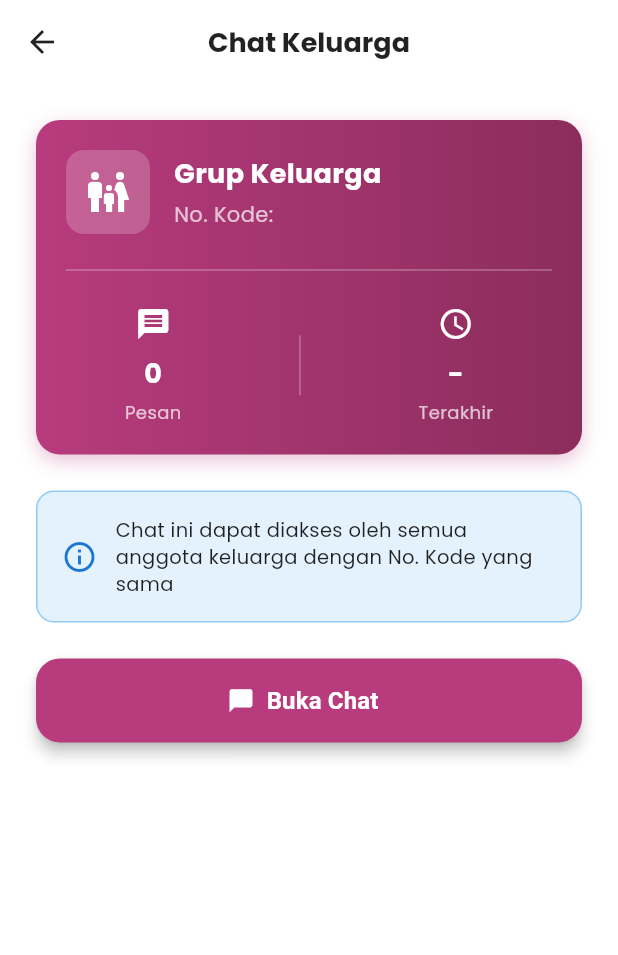
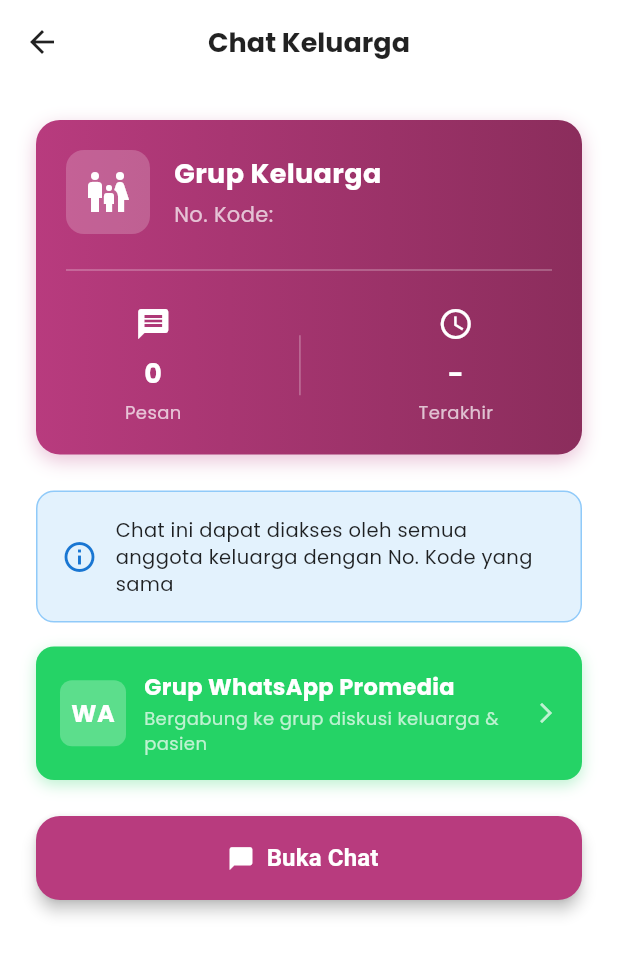
Before and after one commit to yosuatarigan/promedia-v2, a Flutter app: the ChatListScreen screen opened directly, on a phone screen of 412 x 824 dp. Shown: the top 955 px of the screen. Run offline on Flutter 3.47's test engine with Material 3 defaults, Android fonts, the phone set to English and light mode, and no system bars; our stand-ins replace cloud_firestore, firebase_auth, firebase_core, firebase_storage, fl_chart, google_fonts and 1 more; accounts and stored records are empty.

Commit message:
feat: tambah banner grup WhatsApp di halaman chat
- Tambah package url_launcher ^6.3.1 ke pubspec.yaml
- Tambah banner hijau 'Grup WhatsApp Promedia' di chat_list_screen
- Tap banner membuka link WA grup via url_launcher externalApplication
- Banner tampil di antara info card dan preview pesan terakhir

Co-Authored-By: Claude Sonnet 4.6 <noreply@anthropic.com>

```diff
--- a/lib/chat_list_screen.dart
+++ b/lib/chat_list_screen.dart
@@ -1,6 +1,7 @@
 import 'package:flutter/material.dart';
 import 'package:cloud_firestore/cloud_firestore.dart';
 import 'package:intl/intl.dart';
+import 'package:url_launcher/url_launcher.dart';
 import 'chat_service.dart';
 import 'chat_room_screen.dart';
 
@@ -217,6 +218,80 @@ class _ChatListScreenState extends State<ChatListScreen> {
                     ),
                   ),
                 ],
+              ),
+            ),
+            const SizedBox(height: 16),
+
+            // Banner Grup WhatsApp
+            GestureDetector(
+              onTap: () async {
+                final uri = Uri.parse(
+                    'https://chat.whatsapp.com/DgwwiXnDtlA0r7qAhRGs79?mode=hqrt2');
+                if (await canLaunchUrl(uri)) {
+                  await launchUrl(uri, mode: LaunchMode.externalApplication);
+                }
+              },
+              child: Container(
+                padding: const EdgeInsets.all(16),
+                decoration: BoxDecoration(
+                  color: const Color(0xFF25D366),
+                  borderRadius: BorderRadius.circular(12),
+                  boxShadow: [
+                    BoxShadow(
+                      color: const Color(0xFF25D366).withOpacity(0.3),
+                      blurRadius: 8,
+                      offset: const Offset(0, 3),
+                    ),
+                  ],
+                ),
+                child: Row(
+                  children: [
+                    Container(
+                      width: 44,
+                      height: 44,
+                      decoration: BoxDecoration(
+                        color: Colors.white.withOpacity(0.25),
+                        borderRadius: BorderRadius.circular(8),
+                      ),
+                      child: const Center(
+                        child: Text(
+                          'WA',
+                          style: TextStyle(
+                            color: Colors.white,
+                            fontWeight: FontWeight.bold,
+                            fontSize: 16,
+                          ),
+                        ),
+                      ),
+                    ),
+                    const SizedBox(width: 12),
+                    const Expanded(
+                      child: Column(
+                        crossAxisAlignment: CrossAxisAlignment.start,
+                        children: [
+                          Text(
+                            'Grup WhatsApp Promedia',
+                            style: TextStyle(
+                              fontSize: 15,
+                              fontWeight: FontWeight.bold,
+                              color: Colors.white,
+                            ),
+                          ),
+                          SizedBox(height: 2),
+                          Text(
+                            'Bergabung ke grup diskusi keluarga & pasien',
+                            style: TextStyle(
+                              fontSize: 12,
+                              color: Colors.white70,
+                            ),
+                          ),
+                        ],
+                      ),
+                    ),
+                    const Icon(Icons.arrow_forward_ios,
+                        color: Colors.white70, size: 16),
+                  ],
+                ),
               ),
             ),
             const SizedBox(height: 24),
--- a/pubspec.yaml
+++ b/pubspec.yaml
@@ -44,6 +44,7 @@ dependencies:
   image_picker: ^1.1.2
   cached_network_image: ^3.4.1
   intl: ^0.20.2
+  url_launcher: ^6.3.1
 
 dev_dependencies:
   flutter_test:
```
Also changed, not shown: pubspec.lock.
